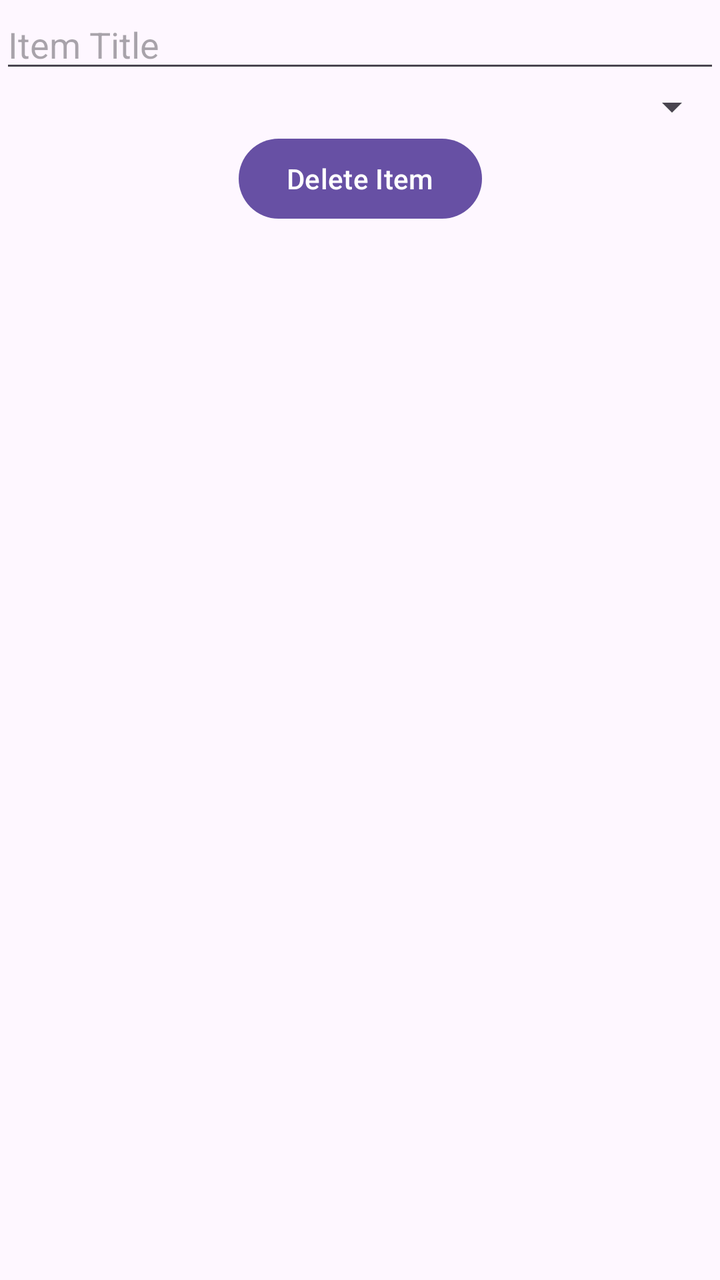
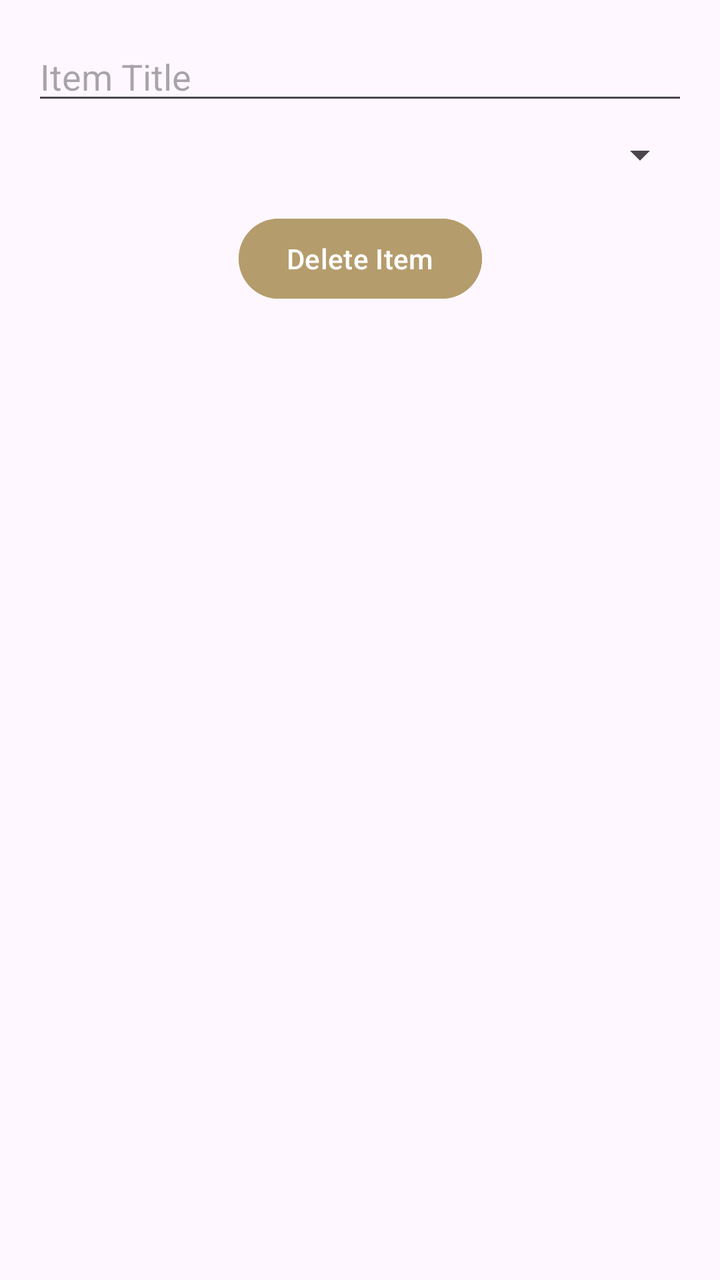

Before-and-after screenshots of an Android layout around one commit, followed by the original layout XML and the change that was made.
<!-- AndroidManifest.xml: application theme Theme.B07DemoSummer2024 -->
<!-- res/layout/fragment_delete_item.xml -->
<?xml version="1.0" encoding="utf-8"?>
<androidx.constraintlayout.widget.ConstraintLayout xmlns:android="http://schemas.android.com/apk/res/android"
    xmlns:app="http://schemas.android.com/apk/res-auto"
    xmlns:tools="http://schemas.android.com/tools"
    android:layout_width="match_parent"
    android:layout_height="match_parent"
    tools:context=".DeleteItemFragment">

    <EditText
        android:id="@+id/editTextTitle"
        android:layout_width="0dp"
        android:layout_height="wrap_content"
        android:hint="Item Title"
        app:layout_constraintTop_toTopOf="parent"
        app:layout_constraintStart_toStartOf="parent"
        app:layout_constraintEnd_toEndOf="parent"/>

    <Spinner
        android:id="@+id/spinnerCategory"
        android:layout_width="0dp"
        android:layout_height="wrap_content"
        app:layout_constraintTop_toBottomOf="@+id/editTextTitle"
        app:layout_constraintStart_toStartOf="parent"
        app:layout_constraintEnd_toEndOf="parent"/>

    <Button
        android:id="@+id/buttonDelete"
        android:layout_width="wrap_content"
        android:layout_height="wrap_content"
        android:text="Delete Item"
        app:layout_constraintTop_toBottomOf="@+id/spinnerCategory"
        app:layout_constraintStart_toStartOf="parent"
        app:layout_constraintEnd_toEndOf="parent"/>
</androidx.constraintlayout.widget.ConstraintLayout>
<!-- resources referenced by this layout -->
<resources>
  <style name="Theme.B07DemoSummer2024" parent="Base.Theme.B07DemoSummer2024" />
  <style name="Base.Theme.B07DemoSummer2024" parent="Theme.Material3.DayNight.NoActionBar">
          
          
          <item name="android:statusBarColor">@color/softblack</item>
          <item name="android:navigationBarColor">@color/softblack</item>
      </style>
  <color name="softblack">#161515</color>
</resources>

<!-- the commit's change to res/layout/fragment_delete_item.xml (unified diff, before → after) -->
@@ -10,25 +10,37 @@
         android:id="@+id/editTextTitle"
         android:layout_width="0dp"
         android:layout_height="wrap_content"
+        android:layout_marginStart="16dp"
+        android:layout_marginTop="16dp"
+        android:layout_marginEnd="16dp"
         android:hint="Item Title"
-        app:layout_constraintTop_toTopOf="parent"
+        android:textColor="@color/white"
+        app:layout_constraintEnd_toEndOf="parent"
         app:layout_constraintStart_toStartOf="parent"
-        app:layout_constraintEnd_toEndOf="parent"/>
+        app:layout_constraintTop_toTopOf="parent" />
 
     <Spinner
         android:id="@+id/spinnerCategory"
         android:layout_width="0dp"
         android:layout_height="wrap_content"
-        app:layout_constraintTop_toBottomOf="@+id/editTextTitle"
+        android:layout_marginStart="16dp"
+        android:layout_marginTop="8dp"
+        android:layout_marginEnd="16dp"
+        app:layout_constraintEnd_toEndOf="parent"
         app:layout_constraintStart_toStartOf="parent"
-        app:layout_constraintEnd_toEndOf="parent"/>
+        app:layout_constraintTop_toBottomOf="@+id/editTextTitle" />
 
     <Button
         android:id="@+id/buttonDelete"
         android:layout_width="wrap_content"
         android:layout_height="wrap_content"
+        android:layout_marginStart="16dp"
+        android:layout_marginTop="16dp"
+        android:layout_marginEnd="16dp"
+        android:backgroundTint="@color/lightgold"
         android:text="Delete Item"
-        app:layout_constraintTop_toBottomOf="@+id/spinnerCategory"
+        android:textColor="@color/white"
+        app:layout_constraintEnd_toEndOf="parent"
         app:layout_constraintStart_toStartOf="parent"
-        app:layout_constraintEnd_toEndOf="parent"/>
+        app:layout_constraintTop_toBottomOf="@+id/spinnerCategory" />
 </androidx.constraintlayout.widget.ConstraintLayout>
<!-- resource entries referenced after the edit -->
@@ -1,5 +1,7 @@
 <!-- resources referenced by this layout -->
 <resources>
+  <color name="lightgold">#B59C6C</color>
+  <color name="white">#FFFFFFFF</color>
   <style name="Theme.B07DemoSummer2024" parent="Base.Theme.B07DemoSummer2024" />
   <style name="Base.Theme.B07DemoSummer2024" parent="Theme.Material3.DayNight.NoActionBar">
           
